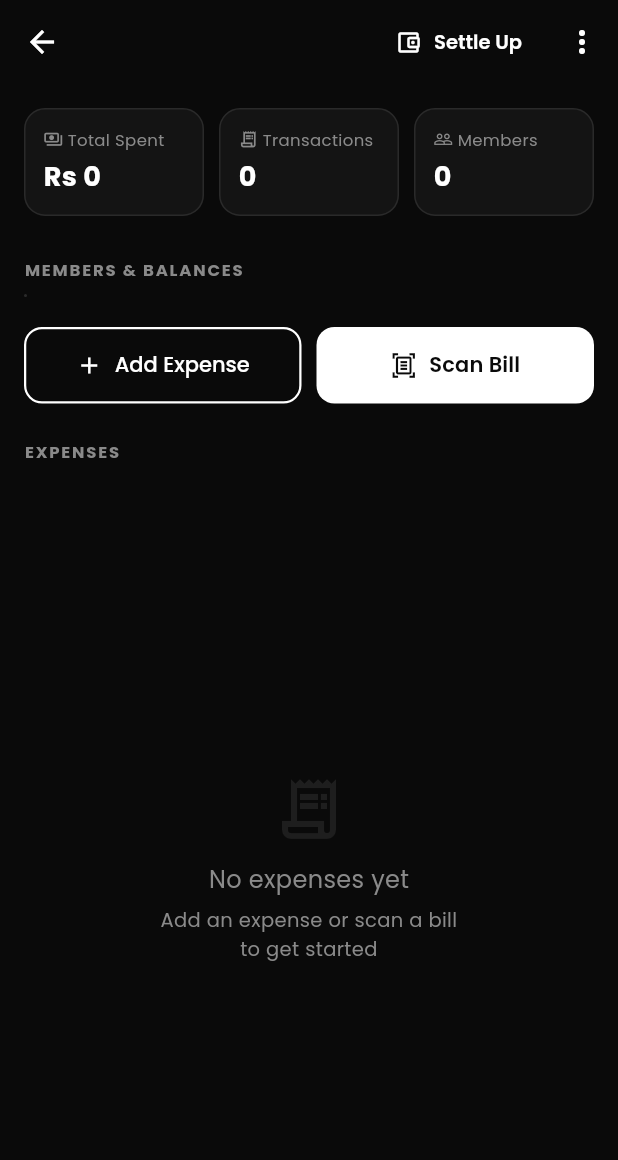
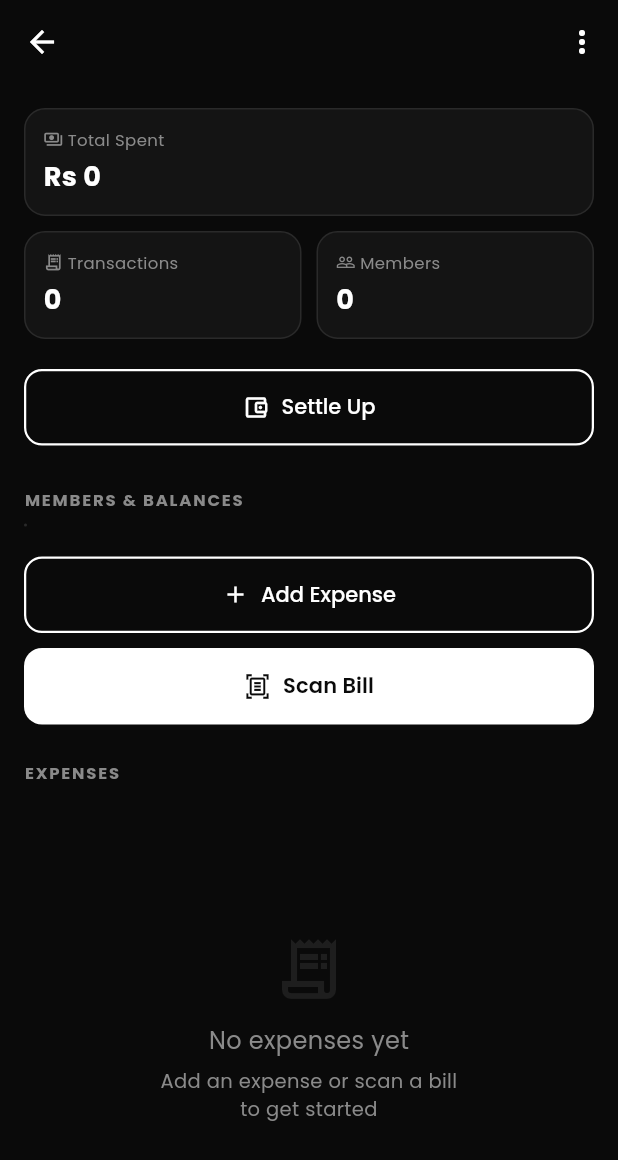
Before and after one commit to viyxsh/Expensio, a Flutter app: the GroupDetailScreen screen opened directly with empty values, on a phone screen of 412 x 824 dp. Shown: the top 1160 px of the screen. Run offline on Flutter 3.47's test engine with Material 3 defaults, Android fonts, the phone set to English and light mode, and no system bars; our stand-ins replace app_links, cloud_firestore, firebase_auth, firebase_core, fl_chart, flutter_contacts and 11 more; missing offline and left inert: google_mlkit_text_recognition, mobile_scanner; accounts and stored records are empty; network calls fail.

Commit message:
fix: restructure group detail layout to prevent text overflow

```diff
--- a/lib/screens/group_detail_screen.dart
+++ b/lib/screens/group_detail_screen.dart
@@ -59,15 +59,6 @@ class GroupDetailScreen extends StatelessWidget {
           appBar: AppBar(
             title: Text(g.name),
             actions: [
-              TextButton.icon(
-                onPressed: () => Navigator.push(context,
-                    MaterialPageRoute(
-                        builder: (_) => SettlementScreen(group: g))),
-                icon:
-                    const Icon(Icons.account_balance_wallet_outlined, size: 18),
-                label: const Text('Settle Up'),
-                style: TextButton.styleFrom(foregroundColor: AppTheme.primary),
-              ),
               PopupMenuButton<String>(
                 shape: RoundedRectangleBorder(
                     borderRadius: BorderRadius.circular(12)),
@@ -116,6 +107,21 @@ class GroupDetailScreen extends StatelessWidget {
                     crossAxisAlignment: CrossAxisAlignment.start,
                     children: [
                       _buildSummaryCards(g, expenses),
+                      const SizedBox(height: 20),
+                      SizedBox(
+                        width: double.infinity,
+                        child: OutlinedButton.icon(
+                          onPressed: () => Navigator.push(context,
+                              MaterialPageRoute(
+                                  builder: (_) => SettlementScreen(group: g))),
+                          icon: const Icon(
+                              Icons.account_balance_wallet_outlined,
+                              size: 18),
+                          label: const Text('Settle Up'),
+                          style: OutlinedButton.styleFrom(
+                              foregroundColor: AppTheme.primary),
+                        ),
+                      ),
                       const SizedBox(height: 20),
                       _buildMembersSection(members, balances),
                       const SizedBox(height: 20),
@@ -170,9 +176,10 @@ class GroupDetailScreen extends StatelessWidget {
   Widget _buildSummaryCards(GroupModel g, List<ExpenseModel> expenses) {
     final groupExp = expenses.where((e) => !e.isPersonal).toList();
     final total = groupExp.fold<int>(0, (s, e) => s + e.totalAmount);
-    return Row(
+    return Column(
       children: [
-        Expanded(
+        SizedBox(
+          width: double.infinity,
           child: InfoCard(
             label: 'Total Spent',
             value: Money.withSymbol(total, decimals: 0),
@@ -180,7 +187,9 @@ class GroupDetailScreen extends StatelessWidget {
             valueColor: AppTheme.primary,
           ),
         ),
-        const SizedBox(width: 10),
+        const SizedBox(height: 10),
+        Row(
+          children: [
             Expanded(
               child: InfoCard(
                 label: 'Transactions',
@@ -195,6 +204,8 @@ class GroupDetailScreen extends StatelessWidget {
                 value: '${g.memberIds.length}',
                 icon: Icons.people_outline,
               ),
+            ),
+          ],
         ),
       ],
     );
@@ -257,9 +268,10 @@ class GroupDetailScreen extends StatelessWidget {
 
   Widget _buildActionButtons(
       BuildContext context, GroupModel g, List<UserModel> members) {
-    return Row(
+    return Column(
       children: [
-        Expanded(
+        SizedBox(
+          width: double.infinity,
           child: OutlinedButton.icon(
             onPressed: () => Navigator.push(context,
                 MaterialPageRoute(
@@ -272,8 +284,9 @@ class GroupDetailScreen extends StatelessWidget {
         // Bill scanning uses the camera + on-device ML Kit OCR, neither of
         // which is available on web.
         if (!kIsWeb) ...[
-          const SizedBox(width: 10),
-          Expanded(
+          const SizedBox(height: 10),
+          SizedBox(
+            width: double.infinity,
             child: ElevatedButton.icon(
               onPressed: () => Navigator.push(context,
                   MaterialPageRoute(
```
Lines whose indentation alone changed are shown as unchanged.
